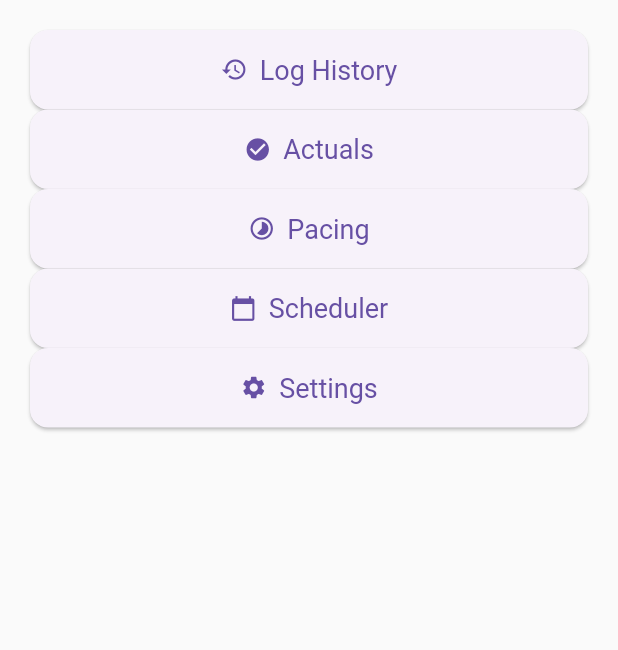
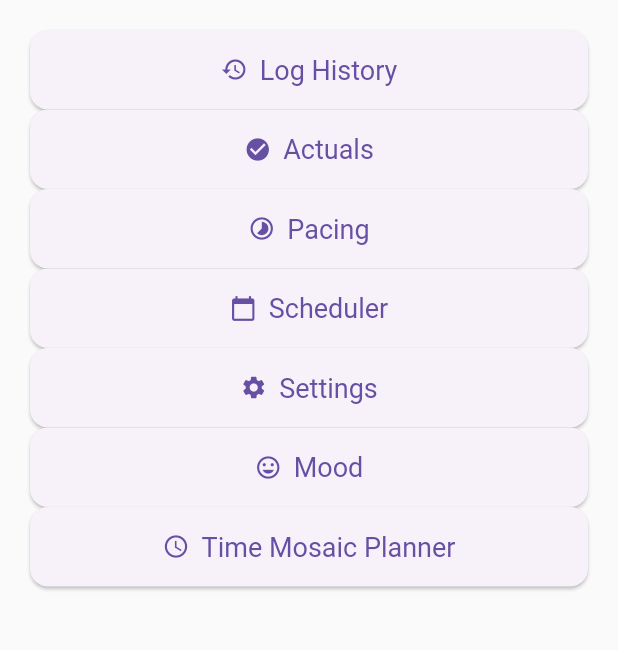
Before and after one commit to ChamindaR-design/humble_time_app, a Flutter app: the screen it shows after launch, on a phone screen of 412 x 824 dp, the part 84-734 px from its top. Run offline on Flutter 3.47's test engine with Material 3 defaults, Android fonts, the light colour scheme and no system bars; our stand-ins replace flutter_riverpod, flutter_tts, go_router.

Commit message:
Fixed some app loading errors related to added Mood and Time Mosaic Planner

```diff
--- a/lib/core/navigation/go_router.dart
+++ b/lib/core/navigation/go_router.dart
@@ -6,6 +6,8 @@ import 'package:humble_time_app/features/scheduler/scheduler_screen.dart';
 import 'package:humble_time_app/features/settings/settings_screen.dart';
 import 'package:humble_time_app/features/pacing/pacing_screen.dart';
 import 'package:humble_time_app/features/actuals/actuals_screen.dart';
+import 'package:humble_time_app/features/mood/mood_screen.dart';
+import 'package:humble_time_app/features/planner/time_mosaic_screen.dart';
 
 final router = GoRouter(
   initialLocation: '/',
@@ -34,5 +36,13 @@ final router = GoRouter(
       path: '/settings',
       builder: (_, __) => const SettingsScreen(),
     ),
+    GoRoute(
+      path: '/mood',
+      builder: (_, __) => const MoodScreen(),
+    ),
+    GoRoute(
+      path: '/time-mosaic-planner',
+      builder: (_, __) => const TimeMosaicScreen(),
+    ),
   ],
 );
--- a/lib/features/home/home_screen.dart
+++ b/lib/features/home/home_screen.dart
@@ -1,6 +1,6 @@
 import 'package:flutter/material.dart';
 import 'package:go_router/go_router.dart';
-import 'package:humble_time_app/l10n/humble_localizations.dart'; // Adjust this import if needed
+import 'package:humble_time_app/l10n/humble_localizations.dart';
 
 class HomeScreen extends StatelessWidget {
   const HomeScreen({super.key});
@@ -19,32 +19,43 @@ class HomeScreen extends StatelessWidget {
             ElevatedButton.icon(
               icon: const Icon(Icons.history),
               label: Text(local.logHistory),
-              //onPressed: () => context.go('/log'),
               onPressed: () => context.push('/log'),
             ),
             ElevatedButton.icon(
               icon: const Icon(Icons.check_circle),
               label: Text(local.actuals),
-              //onPressed: () => context.go('/actuals'),
               onPressed: () => context.push('/actuals'),
             ),
             ElevatedButton.icon(
               icon: const Icon(Icons.timelapse),
               label: Text(local.pacing),
-              //onPressed: () => context.go('/pacing'),
               onPressed: () => context.push('/pacing'),
             ),
             ElevatedButton.icon(
               icon: const Icon(Icons.calendar_today),
               label: Text(local.scheduler),
-              //onPressed: () => context.go('/scheduler'),
               onPressed: () => context.push('/scheduler'),
             ),
             ElevatedButton.icon(
               icon: const Icon(Icons.settings),
               label: Text(local.settings),
-              //onPressed: () => context.go('/settings'),
               onPressed: () => context.push('/settings'),
+            ),
+            ElevatedButton.icon(
+              icon: const Icon(Icons.mood),
+              label: Text(local.mood),
+              /*onPressed: () {
+                Navigator.pushNamed(context, '/mood');*
+              },*/
+              onPressed: () => context.push('/mood'),
+            ),
+            ElevatedButton.icon(
+              icon: const Icon(Icons.schedule),
+              label: Text(local.timeMosaicPlanner),
+              /*onPressed: () {
+                Navigator.pushNamed(context, '/time-mosaic-planner');
+              },*/
+              onPressed: () => context.push('/time-mosaic-planner'),
             ),
           ],
         ),
--- a/lib/features/log/log_screen.dart
+++ b/lib/features/log/log_screen.dart
@@ -10,7 +10,7 @@ class LogScreen extends StatelessWidget {
 
     return Scaffold(
       appBar: AppBar(
-        title: Text(local.logHistory), // Localized title
+        title: Text(local.logHistory),
       ),
       body: const Center(
         child: Text('Log screen coming soon!'),
--- a/lib/l10n/app_en.arb
+++ b/lib/l10n/app_en.arb
@@ -2,5 +2,13 @@
   "focusBlockTitle": "Focus Block",
   "voiceFocusStart": "Starting Focus Block",
   "breakBlockTitle": "Break Block",
-  "voiceBreakStart": "Time for a break"
+  "voiceBreakStart": "Time for a break",
+  "mood": "Mood",
+  "timeMosaicPlanner": "Time Mosaic Planner",
+  "appTitle": "Humble Time Tracker",
+  "logHistory": "Log History",
+  "actuals": "Actuals",
+  "pacing": "Pacing",
+  "scheduler": "Scheduler",
+  "settings": "Settings"
 }
--- a/lib/l10n/app_localizations.dart
+++ b/lib/l10n/app_localizations.dart
@@ -120,6 +120,54 @@ abstract class AppLocalizations {
   /// In en, this message translates to:
   /// **'Time for a break'**
   String get voiceBreakStart;
+
+  /// No description provided for @mood.
+  ///
+  /// In en, this message translates to:
+  /// **'Mood'**
+  String get mood;
+
+  /// No description provided for @timeMosaicPlanner.
+  ///
+  /// In en, this message translates to:
+  /// **'Time Mosaic Planner'**
+  String get timeMosaicPlanner;
+
+  /// No description provided for @appTitle.
+  ///
+  /// In en, this message translates to:
+  /// **'Humble Time Tracker'**
+  String get appTitle;
+
+  /// No description provided for @logHistory.
+  ///
+  /// In en, this message translates to:
+  /// **'Log History'**
+  String get logHistory;
+
+  /// No description provided for @actuals.
+  ///
+  /// In en, this message translates to:
+  /// **'Actuals'**
+  String get actuals;
+
+  /// No description provided for @pacing.
+  ///
+  /// In en, this message translates to:
+  /// **'Pacing'**
+  String get pacing;
+
+  /// No description provided for @scheduler.
+  ///
+  /// In en, this message translates to:
+  /// **'Scheduler'**
+  String get scheduler;
+
+  /// No description provided for @settings.
+  ///
+  /// In en, this message translates to:
+  /// **'Settings'**
+  String get settings;
 }
 
 class _AppLocalizationsDelegate extends LocalizationsDelegate<AppLocalizations> {
--- a/lib/l10n/humble_localizations.dart
+++ b/lib/l10n/humble_localizations.dart
@@ -1,93 +1,50 @@
 import 'package:flutter/material.dart';
+import 'package:humble_time_app/l10n/app_localizations.dart';
 
 class HumbleLocalizations {
-  final Locale locale;
+  final AppLocalizations _inner;
 
-  HumbleLocalizations(this.locale);
+  HumbleLocalizations(this._inner);
 
   static HumbleLocalizations of(BuildContext context) {
-    return Localizations.of<HumbleLocalizations>(context, HumbleLocalizations)!;
+    final localizations = AppLocalizations.of(context);
+    assert(localizations != null, 'AppLocalizations not found in context');
+    return HumbleLocalizations(localizations!);
   }
 
-  static final Map<String, Map<String, String>> _localizedStrings = {
-    'en': {
-      'focusBlockTitle': 'Focus Time',
-      'breakBlockTitle': 'Break Time',
-      'voiceFocusStart': 'Starting focus block.',
-      'voiceBreakStart': 'Take a short break.',
-      'logHistory': 'Log History',
-      'actuals': 'Actuals',
-      'pacing': 'Pacing',
-      'scheduler': 'Scheduler',
-      'settings': 'Settings',
-      'appTitle': 'Humble Time Tracker',
-      'welcome': 'Welcome to Humble',
-    },
-    'ja': {
-      'focusBlockTitle': '集中時間',
-      'breakBlockTitle': '休憩時間',
-      'voiceFocusStart': '集中ブロックを開始します。',
-      'voiceBreakStart': '少し休憩しましょう。',
-      'logHistory': '履歴ログ',
-      'actuals': '実績',
-      'pacing': 'ペーシング',
-      'scheduler': 'スケジューラー',
-      'settings': '設定',
-      'appTitle': 'ハンブル時間トラッカー',
-      'welcome': 'ようこそハンブルへ',
-    },
-    'si': {
-      'focusBlockTitle': 'ඉස්සරහ කාලය',
-      'breakBlockTitle': 'විවේක කාලය',
-      'voiceFocusStart': 'ඉස්සරහ කාලය ආරම්භ වේ.',
-      'voiceBreakStart': 'සුළු විවේකයක් ගන්න.',
-      'logHistory': 'ලොග් ඉතිහාසය',
-      'actuals': 'සත්‍ය දත්ත',
-      'pacing': 'උපායමාර්ගය',
-      'scheduler': 'සැලසුම්කරු',
-      'settings': 'සැකසුම්',
-      'appTitle': 'හම්බල් වේලාව ට්‍රැකර්',
-      'welcome': 'හම්බල් වෙත සාදරයෙන් පිළිගනිමු',
-    },
-  };
+  // ✅ Expose the delegate
+  static const LocalizationsDelegate<HumbleLocalizations> delegate = HumbleLocalizationsDelegate();
 
-  // Fallback for undefined keys or languages
-  String _translate(String key) {
-    return _localizedStrings[locale.languageCode]?[key] ??
-        _localizedStrings['en']?[key] ??
-        key;
-  }
+  // ✅ Forwarding getters for all defined keys
+  String get focusBlockTitle => _inner.focusBlockTitle;
+  String get breakBlockTitle => _inner.breakBlockTitle;
+  String get voiceFocusStart => _inner.voiceFocusStart;
+  String get voiceBreakStart => _inner.voiceBreakStart;
+  String get mood => _inner.mood;
+  String get timeMosaicPlanner => _inner.timeMosaicPlanner;
 
-  String get focusBlockTitle => _translate('focusBlockTitle');
-  String get breakBlockTitle => _translate('breakBlockTitle');
-  String get voiceFocusStart => _translate('voiceFocusStart');
-  String get voiceBreakStart => _translate('voiceBreakStart');
-
-  String get logHistory => _translate('logHistory');
-  String get actuals => _translate('actuals');
-  String get pacing => _translate('pacing');
-  String get scheduler => _translate('scheduler');
-  String get settings => _translate('settings');
-
-  String get appTitle => _translate('appTitle');
-  String get welcome => _translate('welcome');
-
-  static const LocalizationsDelegate<HumbleLocalizations> delegate = _HumbleLocalizationsDelegate();
+  String get logHistory => _inner.logHistory;
+  String get actuals => _inner.actuals;
+  String get pacing => _inner.pacing;
+  String get scheduler => _inner.scheduler;
+  String get settings => _inner.settings;
+  String get appTitle => _inner.appTitle;
 }
 
-class _HumbleLocalizationsDelegate extends LocalizationsDelegate<HumbleLocalizations> {
-  const _HumbleLocalizationsDelegate();
+class HumbleLocalizationsDelegate extends LocalizationsDelegate<HumbleLocalizations> {
+  const HumbleLocalizationsDelegate();
 
   @override
   bool isSupported(Locale locale) {
-    return ['en', 'ja', 'si'].contains(locale.languageCode);
+    return AppLocalizations.supportedLocales.contains(locale);
   }
 
   @override
   Future<HumbleLocalizations> load(Locale locale) async {
-    return HumbleLocalizations(locale);
+    final inner = await AppLocalizations.delegate.load(locale);
+    return HumbleLocalizations(inner);
   }
 
   @override
-  bool shouldReload(_HumbleLocalizationsDelegate old) => false;
+  bool shouldReload(HumbleLocalizationsDelegate old) => false;
 }
--- a/lib/main.dart
+++ b/lib/main.dart
@@ -9,8 +9,11 @@ import 'package:humble_time_app/core/navigation/go_router.dart';
 import 'package:humble_time_app/core/providers/theme_provider.dart';
 import 'package:humble_time_app/core/providers/localization_provider.dart';
 
-import 'package:humble_time_app/l10n/flutter_localizations.dart';
+//import 'package:humble_time_app/l10n/flutter_localizations.dart';
 import 'package:humble_time_app/models/time_log_entry.dart';
+
+import 'package:flutter_localizations/flutter_localizations.dart';
+import 'package:humble_time_app/l10n/app_localizations.dart';
 
 final logEntriesProvider = Provider<List<TimeLogEntry>>((ref) => [
   TimeLogEntry(
@@ -68,7 +71,7 @@ class HumbleApp extends ConsumerWidget {
     final themeMode = ref.watch(themeProvider);
     final locale = ref.watch(localeProvider);
 
-    return MaterialApp.router(
+    /*return MaterialApp.router(
       title: 'Humble Time Tracker',
       debugShowCheckedModeBanner: false,
       theme: AppTheme.light,
@@ -78,6 +81,40 @@ class HumbleApp extends ConsumerWidget {
       localizationsDelegates: AppLocalizations.delegates,
       supportedLocales: AppLocalizations.supportedLocales,
       locale: locale,
+    );*/
+      /*return MaterialApp.router(
+        title: 'Humble Time Tracker',
+        debugShowCheckedModeBanner: false,
+        theme: AppTheme.light,
+        darkTheme: AppTheme.dark,
+        themeMode: themeMode,
+        routerConfig: router,
+        localizationsDelegates: AppLocalizations.delegates,
+        supportedLocales: const [
+          Locale('en'),
+          Locale('si'),
+          Locale('ja'),
+        ],
+        locale: locale,*/
+        return MaterialApp.router(
+          title: 'Humble Time Tracker',
+          debugShowCheckedModeBanner: false,
+          theme: AppTheme.light,
+          darkTheme: AppTheme.dark,
+          themeMode: themeMode,
+          routerConfig: router,
+          localizationsDelegates: [
+            AppLocalizations.delegate, // Your generated delegate
+            GlobalMaterialLocalizations.delegate,
+            GlobalWidgetsLocalizations.delegate,
+            GlobalCupertinoLocalizations.delegate,
+          ],
+          supportedLocales: [
+            Locale('en'),
+            Locale('si'),
+            Locale('ja'),
+          ],
+          locale: locale,
     );
   }
 }
```
Also changed, not shown: lib/l10n/app_ja.arb (+12 -4 lines), lib/l10n/app_localizations_en.dart (+24 -0 lines), lib/l10n/app_localizations_ja.dart (+28 -4 lines), lib/l10n/app_localizations_si.dart (+28 -4 lines), lib/l10n/app_si.arb (+13 -4 lines).
